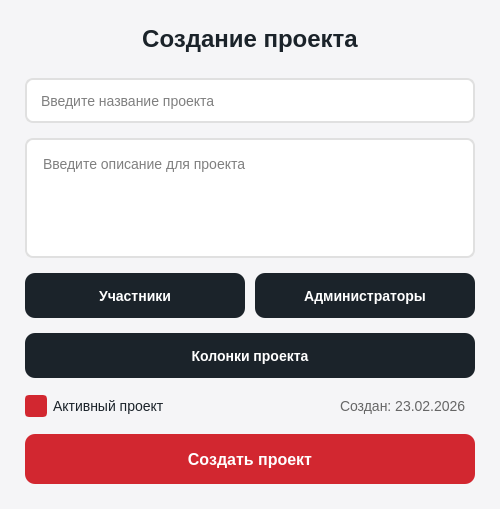
Above: ui/projects/project_creation_dialog.ui from lerakaplich/TaskPlanner2 before the change. Below: the same form after it.
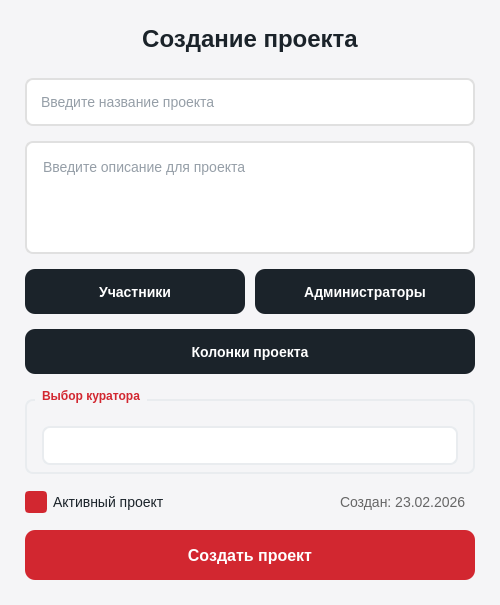
That is the form after the change.

```diff
--- a/ui/projects/project_creation_dialog.ui
+++ b/ui/projects/project_creation_dialog.ui
@@ -7,7 +7,7 @@
     <x>0</x>
     <y>0</y>
     <width>500</width>
-    <height>450</height>
+    <height>605</height>
    </rect>
   </property>
   <property name="windowTitle">
@@ -17,7 +17,80 @@
    <string notr="true">QDialog {
     background-color: #F5F5F7;
     font-family: 'Segoe UI', Arial;
-}</string>
+}
+
+QLineEdit, QTextEdit, QComboBox, QDateEdit {
+        background-color: white;
+        border: 2px solid #e9ecef;
+        border-radius: 8px;
+        padding: 8px 12px;
+        font-size: 14px;
+        color: #2c3e50;
+        min-height: 20px;
+    }
+    QComboBox {
+        background-color: white;
+        border-radius: 8px;
+        padding: 8px 12px;
+        font-size: 14px;
+        color: #2c3e50;
+        min-height: 20px;
+    }
+    QLineEdit:focus, QTextEdit:focus, QComboBox:focus, QDateEdit:focus {
+        border: 2px solid #D22730;
+        background-color: #fff5f5;
+    }
+
+    QLineEdit:hover, QTextEdit:hover, QComboBox:hover, QDateEdit:hover {
+        border: 2px solid #ccab6e;
+        background-color: #fffaf0;
+    }
+
+    QComboBox {
+        min-height: 35px;
+        max-height: 35px;
+        padding: 0 16px;
+        text-align: left;
+    }
+
+    QComboBox::drop-down {
+        border: none;
+        width: 30px;
+    }
+
+    QComboBox::down-arrow {
+        image: none;
+        border-left: 6px solid transparent;
+        border-right: 6px solid transparent;
+        border-top: 6px solid #D22730;
+        width: 0;
+        height: 0;
+    }
+
+    QComboBox QAbstractItemView {
+        border: 2px solid #e9ecef;     /* светлая серая граница */
+        border-radius: 8px;
+        background-color: white;
+        selection-background-color: #D22730;
+        selection-color: white;
+        outline: none;
+        padding: 4px;
+    }
+
+    QGroupBox {
+        font-weight: bold;
+        border: 2px solid #e9ecef;
+        border-radius: 8px;
+        margin-top: 10px;
+        padding-top: 10px;
+    }
+
+    QGroupBox::title {
+        subcontrol-origin: margin;
+        left: 10px;
+        padding: 0 5px 0 5px;
+        color: #D22730;
+    }</string>
   </property>
   <property name="modal">
    <bool>true</bool>
@@ -61,7 +134,7 @@
      <property name="minimumSize">
       <size>
        <width>0</width>
-       <height>45</height>
+       <height>48</height>
       </size>
      </property>
      <property name="styleSheet">
@@ -86,7 +159,7 @@
      <property name="minimumSize">
       <size>
        <width>0</width>
-       <height>120</height>
+       <height>48</height>
       </size>
      </property>
      <property name="styleSheet">
@@ -121,7 +194,7 @@
        </property>
        <property name="font">
         <font>
-         <weight>75</weight>
+         <pointsize>-1</pointsize>
          <bold>true</bold>
         </font>
        </property>
@@ -161,7 +234,7 @@
        </property>
        <property name="font">
         <font>
-         <weight>75</weight>
+         <pointsize>-1</pointsize>
          <bold>true</bold>
         </font>
        </property>
@@ -203,7 +276,7 @@
      </property>
      <property name="font">
       <font>
-       <weight>75</weight>
+       <pointsize>-1</pointsize>
        <bold>true</bold>
       </font>
      </property>
@@ -233,6 +306,52 @@
      </property>
     </widget>
    </item>
+   <item>
+    <widget class="QGroupBox" name="groupBoxManagers">
+     <property name="sizePolicy">
+      <sizepolicy hsizetype="Preferred" vsizetype="Minimum">
+       <horstretch>0</horstretch>
+       <verstretch>0</verstretch>
+      </sizepolicy>
+     </property>
+     <property name="maximumSize">
+      <size>
+       <width>16777215</width>
+       <height>85</height>
+      </size>
+     </property>
+     <property name="title">
+      <string>Выбор куратора</string>
+     </property>
+     <layout class="QVBoxLayout" name="verticalLayoutManagers">
+      <property name="spacing">
+       <number>10</number>
+      </property>
+      <property name="leftMargin">
+       <number>15</number>
+      </property>
+      <property name="topMargin">
+       <number>15</number>
+      </property>
+      <property name="rightMargin">
+       <number>15</number>
+      </property>
+      <property name="bottomMargin">
+       <number>15</number>
+      </property>
+      <item>
+       <widget class="QComboBox" name="comboManagers">
+        <property name="editable">
+         <bool>true</bool>
+        </property>
+        <property name="placeholderText">
+         <string>Выберите руководителей</string>
+        </property>
+       </widget>
+      </item>
+     </layout>
+    </widget>
+   </item>
    <item>
     <layout class="QHBoxLayout" name="bottomLayout">
      <property name="spacing">
@@ -303,7 +422,7 @@
      </property>
      <property name="font">
       <font>
-       <weight>75</weight>
+       <pointsize>-1</pointsize>
        <bold>true</bold>
       </font>
      </property>
```
